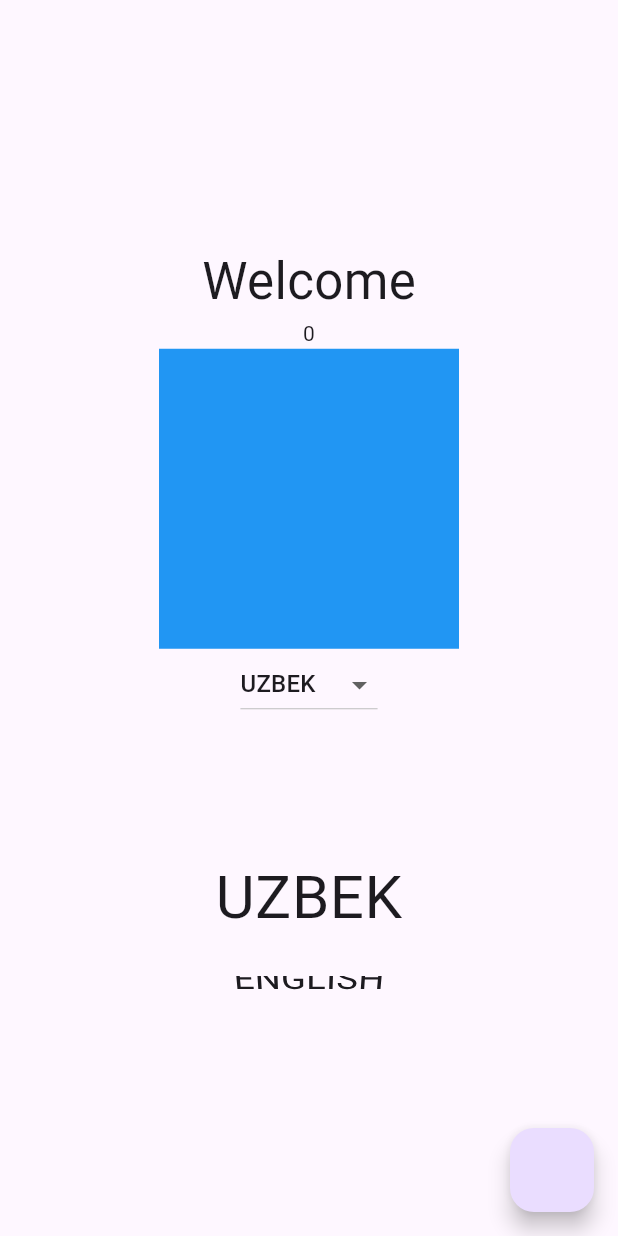
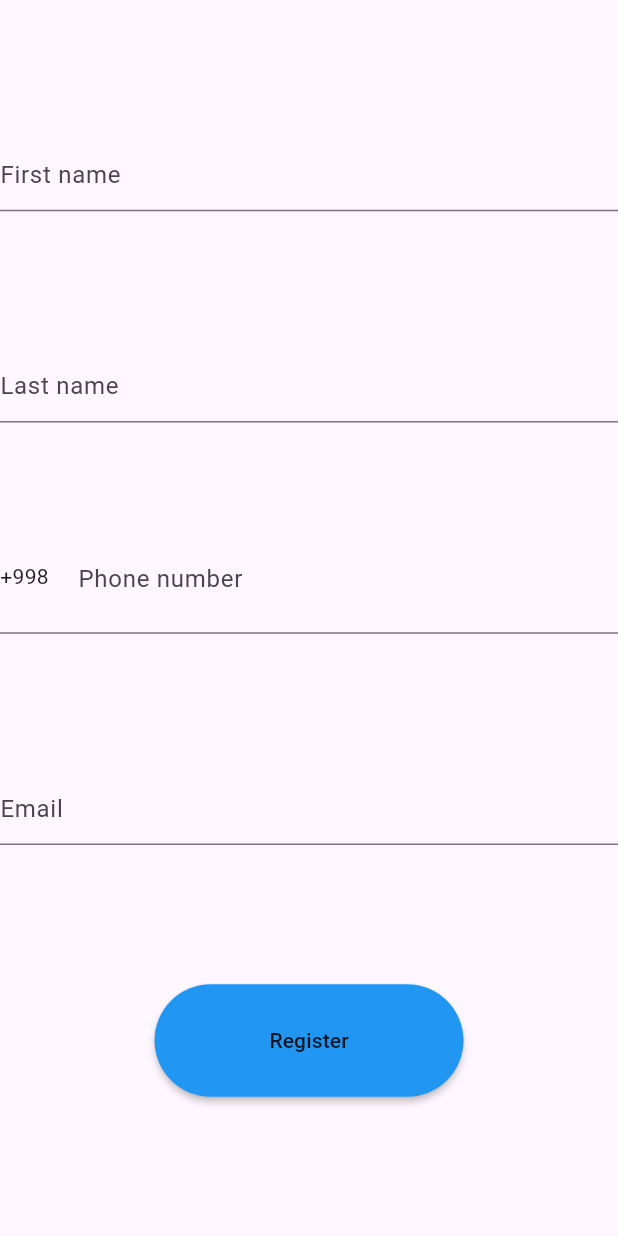
Before and after one commit to Boburbek6010/mock_project, a Flutter app: the screen it shows after launch, on a phone screen of 412 x 824 dp. Run offline on Flutter 3.47's test engine with Material 3 defaults, Android fonts, the light colour scheme and no system bars; our stand-ins replace easy_localization, firebase_core; accounts and stored records are empty.

Commit message:
Boburbek, 4-commit, json serializable, back auth connected

```diff
--- a/lib/app.dart
+++ b/lib/app.dart
@@ -1,8 +1,6 @@
 import 'package:easy_localization/easy_localization.dart';
 import 'package:flutter/material.dart';
-
-import 'feature/counter/view/counter_page.dart';
-import 'feature/simple.dart';
+import 'package:mock_project/feature/auth/view/pages/register_page.dart';
 
 class App extends StatelessWidget {
   const App({super.key});
@@ -14,7 +12,7 @@ class App extends StatelessWidget {
       supportedLocales: context.supportedLocales,
       locale: context.locale,
       debugShowCheckedModeBanner: false,
-      home: const CounterPage(),
+      home: const RegisterPage(),
     );
   }
 }
--- /dev/null
+++ b/lib/data/entity/register_user_model.dart
@@ -0,0 +1,18 @@
+import 'package:json_annotation/json_annotation.dart';
+part 'register_user_model.g.dart';
+
+@JsonSerializable()
+class RegisterUser{
+  final String firstname;
+  final String lastname;
+  final String phoneNumber;
+  final String email;
+
+  RegisterUser({required this.firstname, required this.lastname, required this.phoneNumber, required this.email});
+
+  factory RegisterUser.fromJson(Map<String, dynamic>json) => _$RegisterUserFromJson(json);
+
+  Map<String, dynamic>toJson() => _$RegisterUserToJson(this);
+
+
+}
--- a/lib/data/entity/user_model.dart
+++ /dev/null
@@ -1,3 +0,0 @@
-class User{
-
-}
--- a/lib/data/repository/app_repository.dart
+++ b/lib/data/repository/app_repository.dart
@@ -1,3 +1,7 @@
+import '../entity/register_user_model.dart';
+
 abstract class AppRepository{
 
+  Future<RegisterUser?>registerUser({required String firstName, required String lastName, required String phoneNumber, required String email});
+
 }
--- /dev/null
+++ b/lib/feature/auth/view/pages/register_page.dart
@@ -0,0 +1,77 @@
+import 'package:flutter/material.dart';
+import 'package:flutter/services.dart';
+import 'package:mock_project/core/services/util_service.dart';
+import 'package:mock_project/feature/auth/view_model/auth_vm.dart';
+import 'package:mock_project/feature/counter/view/counter_page.dart';
+import 'package:provider/provider.dart';
+
+class RegisterPage extends StatelessWidget {
+  const RegisterPage({super.key});
+
+  @override
+  Widget build(BuildContext context) {
+    var con = Provider.of<AuthVM>(context);
+    return Scaffold(
+      body: Column(
+        mainAxisAlignment: MainAxisAlignment.spaceEvenly,
+        crossAxisAlignment: CrossAxisAlignment.center,
+        children: [
+          TextField(
+            textInputAction: TextInputAction.next,
+            controller: con.firstNameController,
+            decoration: const InputDecoration(
+              hintText: "First name"
+            ),
+          ),
+          TextField(
+            textInputAction: TextInputAction.next,
+            controller: con.lastNameController,
+            decoration: const InputDecoration(
+                hintText: "Last name"
+            ),
+          ),
+          TextField(
+            textInputAction: TextInputAction.next,
+            keyboardType: TextInputType.number,
+            controller: con.phoneNumberController,
+            inputFormatters: [
+              FilteringTextInputFormatter.digitsOnly
+            ],
+            decoration: const InputDecoration(
+              contentPadding: EdgeInsets.zero,
+                hintText: "Phone number",
+              prefixIcon: Text("+998"),
+            ),
+          ),
+          TextField(
+            textInputAction: TextInputAction.done,
+            controller: con.emailController,
+            decoration: const InputDecoration(
+                hintText: "Email"
+            ),
+          ),
+
+          MaterialButton(
+            onPressed: ()async{
+              await con.registerUser();
+              if(con.isRegistered){
+                Future.delayed(Duration.zero).then((value) {
+                  Navigator.push(context, MaterialPageRoute(builder: (context) => const CounterPage()));
+                });
+              }else{
+                Future.delayed(Duration.zero).then((value) {
+                  Utils.fireSnackBar("Smth went wrong", context);
+                });
+              }
+            },
+            color: Colors.blue,
+            minWidth: MediaQuery.of(context).size.width*0.5,
+            shape: const StadiumBorder(),
+            height: 75,
+            child: const Text("Register"),
+          )
+        ],
+      ),
+    );
+  }
+}
--- /dev/null
+++ b/lib/feature/auth/view_model/auth_vm.dart
@@ -0,0 +1,49 @@
+import 'dart:async';
+import 'dart:developer';
+import 'package:flutter/cupertino.dart';
+import 'package:mock_project/data/entity/register_user_model.dart';
+import 'package:mock_project/data/repository/app_repository_implementation.dart';
+import 'package:mock_project/feature/main/base_vm.dart';
+
+class AuthVM extends BaseController{
+
+  AppRepositoryImplementation appRepositoryImplementation = AppRepositoryImplementation();
+  RegisterUser? user;
+  TextEditingController firstNameController = TextEditingController();
+  TextEditingController lastNameController = TextEditingController();
+  TextEditingController phoneNumberController = TextEditingController();
+  TextEditingController emailController = TextEditingController();
+  bool isRegistered = false;
+
+
+  @override
+  FutureOr<void> init() {
+
+  }
+
+  Future<void>registerUser()async{
+    isRegistered = false;
+    String firstName = firstNameController.text.trim().toString();
+    String lastName = lastNameController.text.trim().toString();
+    String phoneNumber = phoneNumberController.text.trim().toString();
+    String email = emailController.text.trim().toString();
+    if(firstName.isNotEmpty && lastName.isNotEmpty && phoneNumber.isNotEmpty && email.isNotEmpty){
+      user = await appRepositoryImplementation.registerUser(firstName: firstName, lastName: lastName, phoneNumber: "998$phoneNumber", email: email);
+      if(user != null){
+        isRegistered = true;
+        log("Registered");
+      }else{
+        isRegistered = false;
+        log("Error");
+      }
+    }else{
+      isRegistered = false;
+      log("Empty");
+    }
+    notifyListeners();
+  }
+
+
+
+
+}
--- a/pubspec.yaml
+++ b/pubspec.yaml
@@ -12,12 +12,17 @@ dependencies:
 
   cupertino_icons: ^1.0.2
   provider: ^6.1.1
+  json_annotation: ^4.8.1
   firebase_core: ^2.25.4
   easy_localization: ^3.0.3
+  http: ^1.2.0
+  json_serializable: ^6.7.1
+
 
 dev_dependencies:
   flutter_test:
     sdk: flutter
+  build_runner: ^2.4.8
 
   flutter_lints: ^2.0.0
 
```
Also changed, not shown: lib/core/services/network_service.dart (+70 -0 lines), lib/data/repository/app_repository_implementation.dart (+20 -0 lines), lib/main.dart (+6 -2 lines), lib/data/entity/register_user_model.g.dart (added), pubspec.lock.
